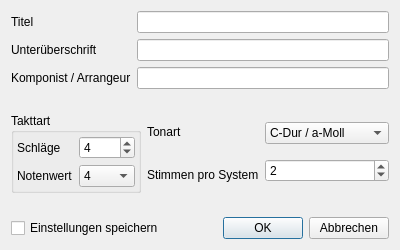
Old version of the form src/pyqt5_designer_uis/new_document.ui in the repository NO411/notensatz.
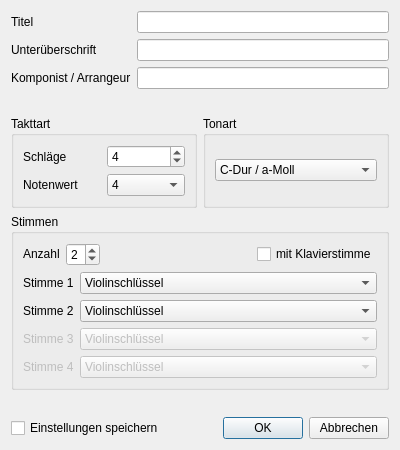
New version of the form. Icons and pictures are not drawn.

Commit message: add clefs and key signature

```diff
--- a/src/pyqt5_designer_uis/new_document.ui
+++ b/src/pyqt5_designer_uis/new_document.ui
@@ -10,19 +10,19 @@
     <x>0</x>
     <y>0</y>
     <width>400</width>
-    <height>250</height>
+    <height>450</height>
    </rect>
   </property>
   <property name="minimumSize">
    <size>
     <width>400</width>
-    <height>250</height>
+    <height>450</height>
    </size>
   </property>
   <property name="maximumSize">
    <size>
     <width>400</width>
-    <height>250</height>
+    <height>450</height>
    </size>
   </property>
   <property name="windowTitle">
@@ -92,7 +92,7 @@
       </layout>
      </item>
      <item>
-      <spacer name="verticalSpacer">
+      <spacer name="top_vertical_spacer">
        <property name="orientation">
         <enum>Qt::Vertical</enum>
        </property>
@@ -119,16 +119,16 @@
          </property>
          <layout class="QHBoxLayout" name="horizontalLayout_3">
           <property name="leftMargin">
-           <number>3</number>
+           <number>9</number>
           </property>
           <property name="topMargin">
-           <number>3</number>
+           <number>9</number>
           </property>
           <property name="rightMargin">
-           <number>3</number>
+           <number>9</number>
           </property>
           <property name="bottomMargin">
-           <number>3</number>
+           <number>9</number>
           </property>
           <item>
            <layout class="QVBoxLayout" name="time_signature_spin_box_labels">
@@ -206,29 +206,11 @@
         </widget>
        </item>
        <item>
-        <layout class="QHBoxLayout" name="other_settings_layout">
-         <item>
-          <layout class="QVBoxLayout" name="other_settings_labels">
-           <item>
-            <widget class="QLabel" name="key_signature_label">
-             <property name="text">
+        <widget class="QGroupBox" name="key_signature_group_box">
+         <property name="title">
               <string>Tonart</string>
              </property>
-            </widget>
-           </item>
-           <item>
-            <widget class="QLabel" name="staffs_label">
-             <property name="text">
-              <string>Stimmen pro System</string>
-             </property>
-            </widget>
-           </item>
-          </layout>
-         </item>
-         <item>
-          <layout class="QVBoxLayout" name="other_settings">
-           <item>
-            <layout class="QHBoxLayout" name="horizontalLayout">
+         <layout class="QHBoxLayout" name="horizontalLayout_4">
              <item>
               <widget class="QComboBox" name="key_signatures_combo_box">
                <item>
@@ -309,6 +291,36 @@
               </widget>
              </item>
             </layout>
+        </widget>
+       </item>
+      </layout>
+     </item>
+     <item>
+      <widget class="QGroupBox" name="voices_group_box">
+       <property name="sizePolicy">
+        <sizepolicy hsizetype="Preferred" vsizetype="Expanding">
+         <horstretch>0</horstretch>
+         <verstretch>0</verstretch>
+        </sizepolicy>
+       </property>
+       <property name="title">
+        <string>Stimmen</string>
+       </property>
+       <layout class="QVBoxLayout" name="verticalLayout">
+        <item>
+         <layout class="QHBoxLayout" name="voices_top_layout">
+          <item>
+           <widget class="QLabel" name="staffs_label">
+            <property name="sizePolicy">
+             <sizepolicy hsizetype="Maximum" vsizetype="Maximum">
+              <horstretch>0</horstretch>
+              <verstretch>0</verstretch>
+             </sizepolicy>
+            </property>
+            <property name="text">
+             <string>Anzahl</string>
+            </property>
+           </widget>
            </item>
            <item>
             <widget class="QSpinBox" name="staves_spin_box">
@@ -326,16 +338,237 @@
              </property>
             </widget>
            </item>
-          </layout>
-         </item>
-        </layout>
-       </item>
+          <item>
+           <spacer name="voices_top_settings_spacer">
+            <property name="orientation">
+             <enum>Qt::Horizontal</enum>
+            </property>
+            <property name="sizeType">
+             <enum>QSizePolicy::MinimumExpanding</enum>
+            </property>
+            <property name="sizeHint" stdset="0">
+             <size>
+              <width>40</width>
+              <height>20</height>
+             </size>
+            </property>
+           </spacer>
+          </item>
+          <item>
+           <widget class="QCheckBox" name="piano_checkbox">
+            <property name="layoutDirection">
+             <enum>Qt::LeftToRight</enum>
+            </property>
+            <property name="autoFillBackground">
+             <bool>false</bool>
+            </property>
+            <property name="text">
+             <string>mit Klavierstimme</string>
+            </property>
+            <property name="checked">
+             <bool>false</bool>
+            </property>
+            <property name="autoExclusive">
+             <bool>false</bool>
+            </property>
+            <property name="tristate">
+             <bool>false</bool>
+            </property>
+           </widget>
+          </item>
+         </layout>
+        </item>
+        <item>
+         <layout class="QHBoxLayout" name="voices_bottom_layout">
+          <item>
+           <layout class="QVBoxLayout" name="voices_labels_layout">
+            <item>
+             <widget class="QLabel" name="voice_1_label">
+              <property name="sizePolicy">
+               <sizepolicy hsizetype="Maximum" vsizetype="Preferred">
+                <horstretch>0</horstretch>
+                <verstretch>0</verstretch>
+               </sizepolicy>
+              </property>
+              <property name="text">
+               <string>Stimme 1</string>
+              </property>
+             </widget>
+            </item>
+            <item>
+             <widget class="QLabel" name="voice_2_label">
+              <property name="sizePolicy">
+               <sizepolicy hsizetype="Maximum" vsizetype="Preferred">
+                <horstretch>0</horstretch>
+                <verstretch>0</verstretch>
+               </sizepolicy>
+              </property>
+              <property name="text">
+               <string>Stimme 2</string>
+              </property>
+             </widget>
+            </item>
+            <item>
+             <widget class="QLabel" name="voice_3_label">
+              <property name="enabled">
+               <bool>false</bool>
+              </property>
+              <property name="sizePolicy">
+               <sizepolicy hsizetype="Maximum" vsizetype="Preferred">
+                <horstretch>0</horstretch>
+                <verstretch>0</verstretch>
+               </sizepolicy>
+              </property>
+              <property name="text">
+               <string>Stimme 3</string>
+              </property>
+             </widget>
+            </item>
+            <item>
+             <widget class="QLabel" name="voice_4_label">
+              <property name="enabled">
+               <bool>false</bool>
+              </property>
+              <property name="sizePolicy">
+               <sizepolicy hsizetype="Maximum" vsizetype="Preferred">
+                <horstretch>0</horstretch>
+                <verstretch>0</verstretch>
+               </sizepolicy>
+              </property>
+              <property name="text">
+               <string>Stimme 4</string>
+              </property>
+             </widget>
+            </item>
+           </layout>
+          </item>
+          <item>
+           <layout class="QVBoxLayout" name="voices_combo_boxes_layout">
+            <item>
+             <widget class="QComboBox" name="voice_1_combo_box">
+              <item>
+               <property name="text">
+                <string>Violinschlüssel</string>
+               </property>
+              </item>
+              <item>
+               <property name="text">
+                <string>Bassschlüssel</string>
+               </property>
+              </item>
+              <item>
+               <property name="text">
+                <string>Altschlüssel</string>
+               </property>
+              </item>
+              <item>
+               <property name="text">
+                <string>Tenorschlüssel</string>
+               </property>
+              </item>
+             </widget>
+            </item>
+            <item>
+             <widget class="QComboBox" name="voice_2_combo_box">
+              <property name="currentText">
+               <string>Violinschlüssel</string>
+              </property>
+              <property name="currentIndex">
+               <number>0</number>
+              </property>
+              <item>
+               <property name="text">
+                <string>Violinschlüssel</string>
+               </property>
+              </item>
+              <item>
+               <property name="text">
+                <string>Bassschlüssel</string>
+               </property>
+              </item>
+              <item>
+               <property name="text">
+                <string>Altschlüssel</string>
+               </property>
+              </item>
+              <item>
+               <property name="text">
+                <string>Tenorschlüssel</string>
+               </property>
+              </item>
+             </widget>
+            </item>
+            <item>
+             <widget class="QComboBox" name="voice_3_combo_box">
+              <property name="enabled">
+               <bool>false</bool>
+              </property>
+              <property name="currentText">
+               <string>Violinschlüssel</string>
+              </property>
+              <property name="currentIndex">
+               <number>0</number>
+              </property>
+              <item>
+               <property name="text">
+                <string>Violinschlüssel</string>
+               </property>
+              </item>
+              <item>
+               <property name="text">
+                <string>Bassschlüssel</string>
+               </property>
+              </item>
+              <item>
+               <property name="text">
+                <string>Altschlüssel</string>
+               </property>
+              </item>
+              <item>
+               <property name="text">
+                <string>Tenorschlüssel</string>
+               </property>
+              </item>
+             </widget>
+            </item>
+            <item>
+             <widget class="QComboBox" name="voice_4_combo_box">
+              <property name="enabled">
+               <bool>false</bool>
+              </property>
+              <item>
+               <property name="text">
+                <string>Violinschlüssel</string>
+               </property>
+              </item>
+              <item>
+               <property name="text">
+                <string>Bassschlüssel</string>
+               </property>
+              </item>
+              <item>
+               <property name="text">
+                <string>Altschlüssel</string>
+               </property>
+              </item>
+              <item>
+               <property name="text">
+                <string>Tenorschlüssel</string>
+               </property>
+              </item>
+             </widget>
+            </item>
       </layout>
      </item>
     </layout>
    </item>
+       </layout>
+      </widget>
+     </item>
+    </layout>
+   </item>
    <item>
-    <spacer name="verticalSpacer_2">
+    <spacer name="verticalSpacer">
      <property name="orientation">
       <enum>Qt::Vertical</enum>
      </property>
```
Left out of the diff: 10 changed lines with no effect on the pictures. Lines whose indentation alone changed are shown as unchanged. The commit also changes 15 other files.
